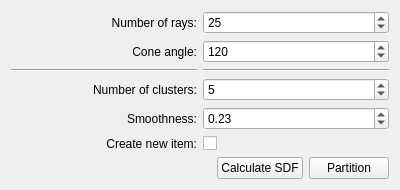
Old version of the form Polyhedron/demo/Polyhedron/Mesh_segmentation_widget.ui in the repository CGAL/cgal.
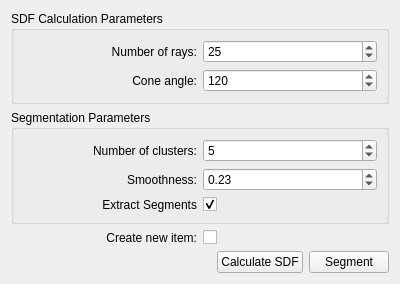
New version of the form.

Commit message: add extract_segment as a param to demo, rearrange window layout

What changed in the file:
```diff
--- a/Polyhedron/demo/Polyhedron/Mesh_segmentation_widget.ui
+++ b/Polyhedron/demo/Polyhedron/Mesh_segmentation_widget.ui
@@ -1,23 +1,27 @@
 <ui version="4.0" >
  <class>Mesh_segmentation_widget</class>
- <widget class="QWidget" name="Mesh_segmentation_widget" >
-  <property name="geometry" >
+ <widget class="QWidget" name="Mesh_segmentation_widget">
+  <property name="geometry">
    <rect>
     <x>0</x>
     <y>0</y>
     <width>400</width>
-    <height>179</height>
+    <height>253</height>
    </rect>
   </property>
   <property name="windowTitle" >
    <string>Form</string>
   </property>
-  <layout class="QVBoxLayout" >
+  <layout class="QVBoxLayout" name="verticalLayout">
    <item>
-    <layout class="QGridLayout" >
-     <item row="0" column="0" >
-      <widget class="QLabel" name="Number_of_rays_label" >
-       <property name="text" >
+    <widget class="QGroupBox" name="groupBox_2">
+     <property name="title">
+      <string>SDF Calculation Parameters</string>
+     </property>
+     <layout class="QGridLayout" name="gridLayout_2">
+      <item row="0" column="0">
+       <widget class="QLabel" name="Number_of_rays_label">
+        <property name="text">
         <string>Number of rays:</string>
        </property>
        <property name="alignment" >
@@ -25,16 +29,16 @@
        </property>
       </widget>
      </item>
-     <item row="0" column="1" >
-      <widget class="QSpinBox" name="Number_of_rays_spin_box" >
-       <property name="value" >
+      <item row="0" column="1">
+       <widget class="QSpinBox" name="Number_of_rays_spin_box">
+        <property name="value">
         <number>25</number>
        </property>
       </widget>
      </item>
-     <item row="1" column="0" >
-      <widget class="QLabel" name="Cone_angle_label" >
-       <property name="text" >
+      <item row="1" column="0">
+       <widget class="QLabel" name="Cone_angle_label">
+        <property name="text">
         <string>Cone angle:</string>
        </property>
        <property name="alignment" >
@@ -42,9 +46,9 @@
        </property>
       </widget>
      </item>
-     <item row="1" column="1" >
-      <widget class="QSpinBox" name="Cone_angle_spin_box" >
-       <property name="maximum" >
+      <item row="1" column="1">
+       <widget class="QSpinBox" name="Cone_angle_spin_box">
+        <property name="maximum">
         <number>180</number>
        </property>
        <property name="value" >
@@ -52,26 +56,25 @@
        </property>
       </widget>
      </item>
-     <item row="3" column="0" >
-      <widget class="QLabel" name="Number_of_clusters_label" >
-       <property name="text" >
-        <string>Number of clusters:</string>
-       </property>
-       <property name="alignment" >
-        <set>Qt::AlignRight|Qt::AlignTrailing|Qt::AlignVCenter</set>
-       </property>
-      </widget>
-     </item>
-     <item row="3" column="1" >
-      <widget class="QSpinBox" name="Number_of_clusters_spin_box" >
-       <property name="value" >
+     </layout>
+    </widget>
+   </item>
+   <item>
+    <widget class="QGroupBox" name="groupBox">
+     <property name="title">
+      <string>Segmentation Parameters</string>
+     </property>
+     <layout class="QGridLayout" name="gridLayout">
+      <item row="0" column="1">
+       <widget class="QSpinBox" name="Number_of_clusters_spin_box">
+        <property name="value">
         <number>5</number>
        </property>
       </widget>
      </item>
-     <item row="4" column="0" >
-      <widget class="QLabel" name="Smoothness_label" >
-       <property name="layoutDirection" >
+      <item row="1" column="0">
+       <widget class="QLabel" name="Smoothness_label">
+        <property name="layoutDirection">
         <enum>Qt::LeftToRight</enum>
        </property>
        <property name="text" >
@@ -82,9 +85,19 @@
        </property>
       </widget>
      </item>
-     <item row="4" column="1" >
-      <widget class="QDoubleSpinBox" name="Smoothness_spin_box" >
-       <property name="maximum" >
+      <item row="0" column="0">
+       <widget class="QLabel" name="Number_of_clusters_label">
+        <property name="text">
+         <string>Number of clusters:</string>
+        </property>
+        <property name="alignment">
+         <set>Qt::AlignRight|Qt::AlignTrailing|Qt::AlignVCenter</set>
+        </property>
+       </widget>
+      </item>
+      <item row="1" column="1">
+       <widget class="QDoubleSpinBox" name="Smoothness_spin_box">
+        <property name="maximum">
         <double>1.000000000000000</double>
        </property>
        <property name="singleStep" >
@@ -95,30 +108,37 @@
        </property>
       </widget>
      </item>
-     <item row="2" column="0" >
-      <widget class="Line" name="line" >
-       <property name="orientation" >
-        <enum>Qt::Horizontal</enum>
-       </property>
-      </widget>
-     </item>
-     <item row="2" column="1" >
-      <widget class="Line" name="line_2" >
-       <property name="orientation" >
-        <enum>Qt::Horizontal</enum>
-       </property>
-      </widget>
-     </item>
-     <item row="5" column="1" >
-      <widget class="QCheckBox" name="New_item_check_box" >
-       <property name="text" >
+      <item row="2" column="0">
+       <widget class="QLabel" name="label">
+        <property name="layoutDirection">
+         <enum>Qt::LeftToRight</enum>
+        </property>
+        <property name="text">
+         <string>Extract Segments</string>
+        </property>
+        <property name="alignment">
+         <set>Qt::AlignRight|Qt::AlignTrailing|Qt::AlignVCenter</set>
+        </property>
+       </widget>
+      </item>
+      <item row="2" column="1">
+       <widget class="QCheckBox" name="Extract_segments_check_box">
+        <property name="text">
         <string/>
        </property>
-      </widget>
-     </item>
-     <item row="5" column="0" >
-      <widget class="QLabel" name="New_item_label" >
-       <property name="text" >
+        <property name="checked">
+         <bool>true</bool>
+        </property>
+       </widget>
+      </item>
+     </layout>
+    </widget>
+   </item>
+   <item>
+    <layout class="QGridLayout" name="gridLayout_3">
+     <item row="0" column="0">
+      <widget class="QLabel" name="New_item_label">
+       <property name="text">
         <string>Create new item:</string>
        </property>
        <property name="alignment" >
@@ -126,10 +146,17 @@
        </property>
       </widget>
      </item>
+     <item row="0" column="1">
+      <widget class="QCheckBox" name="New_item_check_box">
+       <property name="text">
+        <string/>
+       </property>
+      </widget>
+     </item>
     </layout>
    </item>
    <item>
-    <layout class="QHBoxLayout" >
+    <layout class="QHBoxLayout">
      <item>
       <spacer>
        <property name="orientation" >
@@ -144,16 +171,16 @@
       </spacer>
      </item>
      <item>
-      <widget class="QPushButton" name="SDF_button" >
-       <property name="text" >
+      <widget class="QPushButton" name="SDF_button">
+       <property name="text">
         <string>Calculate SDF</string>
        </property>
       </widget>
      </item>
      <item>
-      <widget class="QPushButton" name="Partition_button" >
-       <property name="text" >
-        <string>Partition</string>
+      <widget class="QPushButton" name="Partition_button">
+       <property name="text">
+        <string>Segment</string>
        </property>
       </widget>
      </item>
```
Left out of the diff: 29 changed lines with no effect on the pictures. Lines whose indentation alone changed are shown as unchanged. The commit also changes 1 other file.
